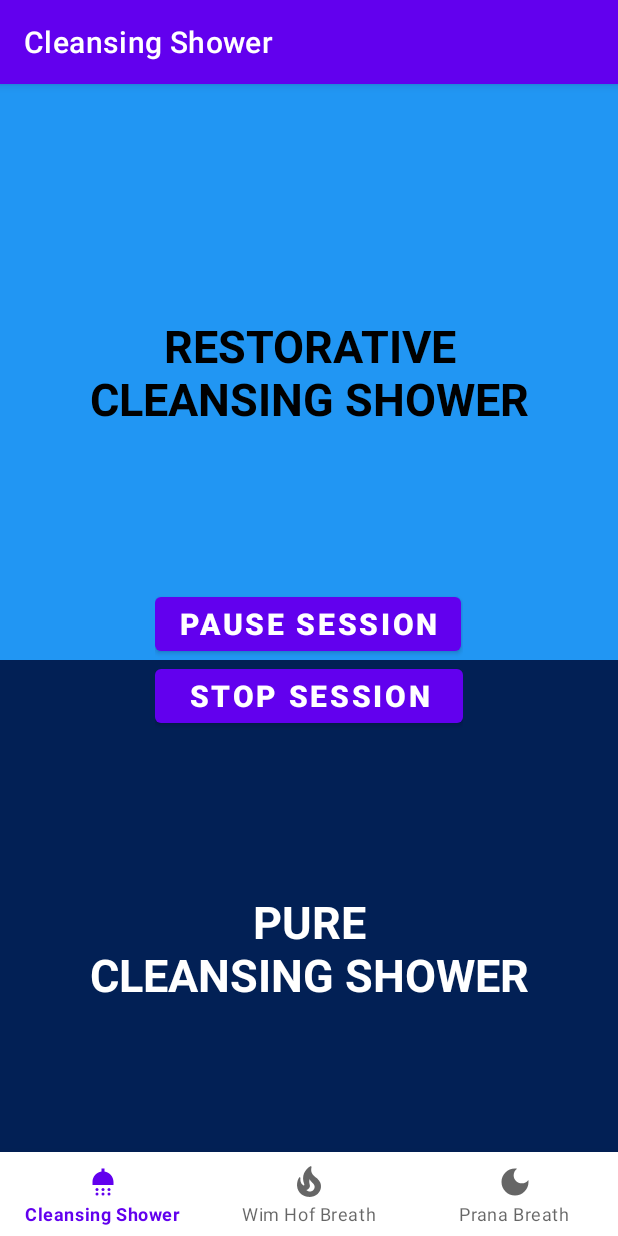
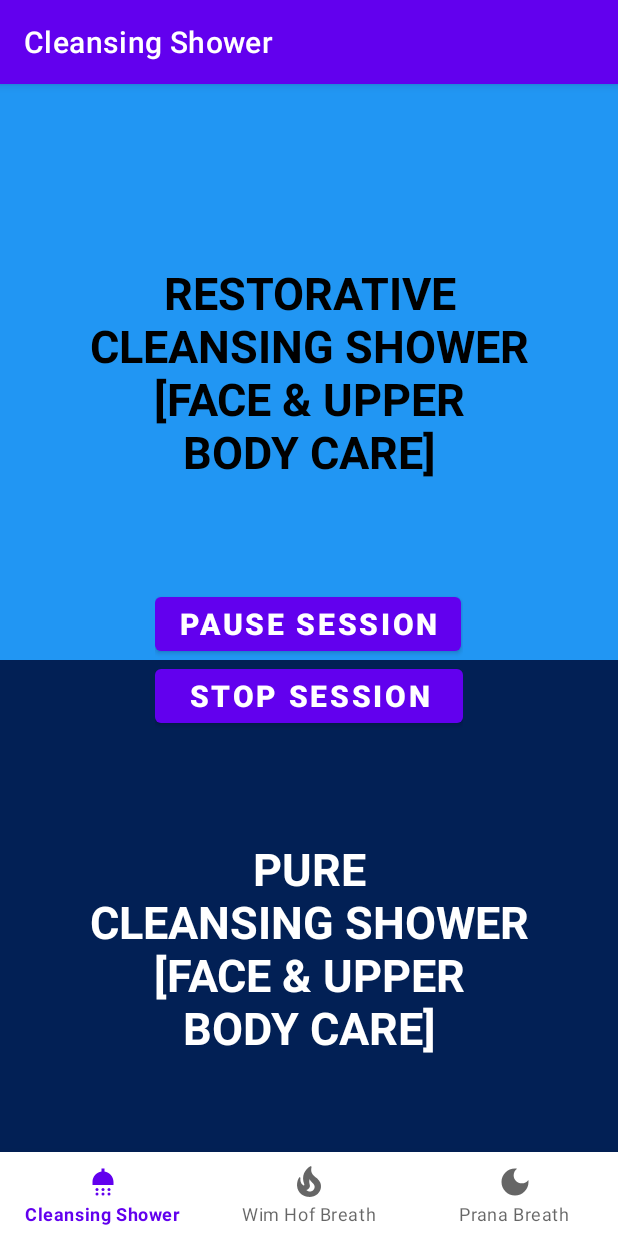
Before and after one commit to aldo-manco/surrender-meditation-android, an Android app: the screen it shows after launch (MainActivity), on a phone screen of 412 x 824 dp. Run offline under Robolectric (Android 15) with nearby library versions, the phone set to English and light mode, and no system bars; our stand-ins replace navigation-ui.

Commit message:
mechanism_shower_mode_implemented

```diff
--- a/app/src/main/java/org/aldomanco/wimhofmethod/ui/yoga_section/YogaFragment.java
+++ b/app/src/main/java/org/aldomanco/wimhofmethod/ui/yoga_section/YogaFragment.java
@@ -78,13 +78,33 @@ public class YogaFragment extends Fragment implements View.OnClickListener {
         textShower = root.findViewById(R.id.textRecoveryYogaShort);
         textShowerWithoutCleaningPhase = root.findViewById(R.id.textRecoveryYogaLong);
 
+        String stringShower = "";
+        String stringShowerWithoutCleaningPhase = "";
+
         if (currentHour >= 4 && currentHour < 18) {
-            textShower.setText("RESTORATIVE\nCLEANSING SHOWER");
-            textShowerWithoutCleaningPhase.setText("PURE\nCLEANSING SHOWER");
+            stringShower = "RESTORATIVE\nCLEANSING SHOWER";
+            stringShowerWithoutCleaningPhase = "PURE\nCLEANSING SHOWER";
+            String stringShowerMode = "";
+
+            if (dayOfWeek == Calendar.MONDAY || dayOfWeek == Calendar.WEDNESDAY) {
+                stringShowerMode = "\n[BODY]";
+            } else if (dayOfWeek == Calendar.TUESDAY || dayOfWeek == Calendar.THURSDAY) {
+                stringShowerMode = "\n[HAIR]";
+            } else if (dayOfWeek == Calendar.FRIDAY) {
+                stringShowerMode = "\n[FACE & UPPER\nBODY CARE]";
+            } else if (dayOfWeek == Calendar.SATURDAY || dayOfWeek == Calendar.SUNDAY) {
+                stringShowerMode = "\n[BODY/HAIR]";
+            }
+
+            stringShower += stringShowerMode;
+            stringShowerWithoutCleaningPhase += stringShowerMode;
         } else {
-            textShower.setText("CONTRAST\nCLEANSING SHOWER");
-            textShowerWithoutCleaningPhase.setText("POWER\nCLEANSING SHOWER");
+            stringShower = "CONTRAST\nCLEANSING SHOWER";
+            stringShowerWithoutCleaningPhase = "POWER\nCLEANSING SHOWER";
         }
+
+        textShower.setText(stringShower);
+        textShowerWithoutCleaningPhase.setText(stringShowerWithoutCleaningPhase);
 
         yogaViewModel =
                 new ViewModelProvider(this).get(YogaViewModel.class);
```
